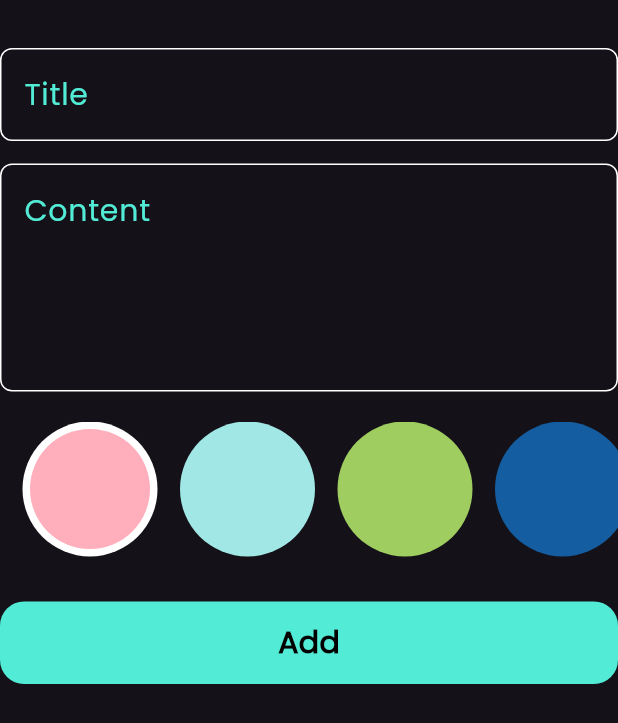
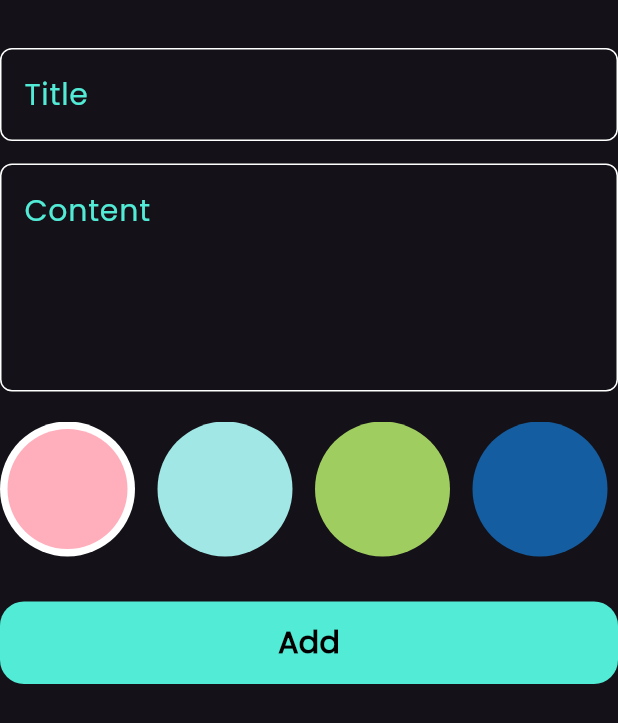
Before and after one commit to NajeebHallak/notes_app, a Flutter app: the CustomFormFild widget shown alone on an empty page, opened directly, on a phone screen of 412 x 824 dp. Shown: the top 723 px of the screen. Run offline on Flutter 3.47's test engine with Material 3 defaults, Android fonts, the phone set to English and light mode, and no system bars; our stand-ins replace bloc, flutter_bloc, font_awesome_flutter, hive, hive_flutter; accounts and stored records are empty.

Commit message:
creat color for edit

```diff
--- a/lib/widget/circle_color.dart
+++ b/lib/widget/circle_color.dart
@@ -12,7 +12,7 @@ class CircleColor extends StatelessWidget {
   Widget build(BuildContext context) {
     return isColor
         ? Padding(
-            padding: const EdgeInsets.only(left: 15),
+            padding: const EdgeInsets.only(right: 15),
             child: CircleAvatar(
               radius: 45,
               backgroundColor: Colors.white,
@@ -23,7 +23,7 @@ class CircleColor extends StatelessWidget {
             ),
           )
         : Padding(
-            padding: const EdgeInsets.only(left: 15),
+            padding: const EdgeInsets.only(right: 15),
             child: CircleAvatar(
               radius: 45,
               backgroundColor: colors,
--- a/lib/widget/custom_form_fild.dart
+++ b/lib/widget/custom_form_fild.dart
@@ -7,7 +7,7 @@ import 'package:notes_app/cubit/add_note_cubit/add_note_cubit_cubit.dart';
 import 'package:notes_app/model/notes_model.dart';
 import 'package:notes_app/widget/button_add_notes_in_button_sheet.dart';
 import 'package:notes_app/widget/custom_text_fild.dart';
-import 'package:notes_app/widget/list_view_color.dart';
+import 'package:notes_app/widget/list_view_color_add.dart';
 
 class CustomFormFild extends StatefulWidget {
   const CustomFormFild({
@@ -76,7 +76,7 @@ class _CustomFormFildState extends State<CustomFormFild> {
           const SizedBox(
             height: 20,
           ),
-          const ListViewColor(),
+          const ListViewColorAdd(),
           const SizedBox(
             height: 30,
           ),
@@ -91,7 +91,9 @@ class _CustomFormFildState extends State<CustomFormFild> {
                     notesModel = NotesModel(
                       title: title!,
                       subTitle: subTitle!,
-                      color: BlocProvider.of<AddNoteCubitCubit>(context).colors!.value ,
+                      color: BlocProvider.of<AddNoteCubitCubit>(context)
+                          .colors!
+                          .value,
                       date: formDate,
                     );
                     BlocProvider.of<AddNoteCubitCubit>(context)
--- a/lib/widget/list_view_color.dart
+++ b/lib/widget/list_view_color_add.dart
@@ -5,14 +5,14 @@ import 'package:notes_app/cubit/add_note_cubit/add_note_cubit_cubit.dart';
 
 import 'circle_color.dart';
 
-class ListViewColor extends StatefulWidget {
-  const ListViewColor({super.key});
+class ListViewColorAdd extends StatefulWidget {
+  const ListViewColorAdd({super.key});
 
   @override
-  State<ListViewColor> createState() => _ListViewColorState();
+  State<ListViewColorAdd> createState() => _ListViewColorAddState();
 }
 
-class _ListViewColorState extends State<ListViewColor> {
+class _ListViewColorAddState extends State<ListViewColorAdd> {
   int theChoose = 0;
 
   List<Color> colors = const [
```
Also changed, not shown: lib/views/edit_notes_view.dart (+17 -4 lines), lib/widget/list_view_color_edit.dart (added, +47 -0 lines).
